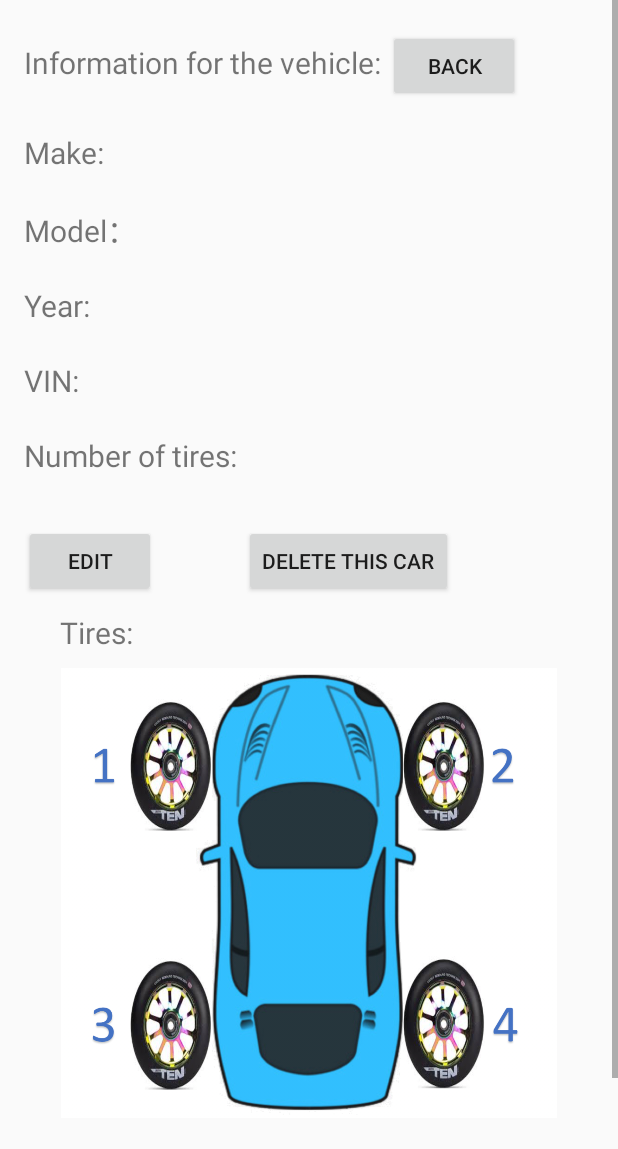
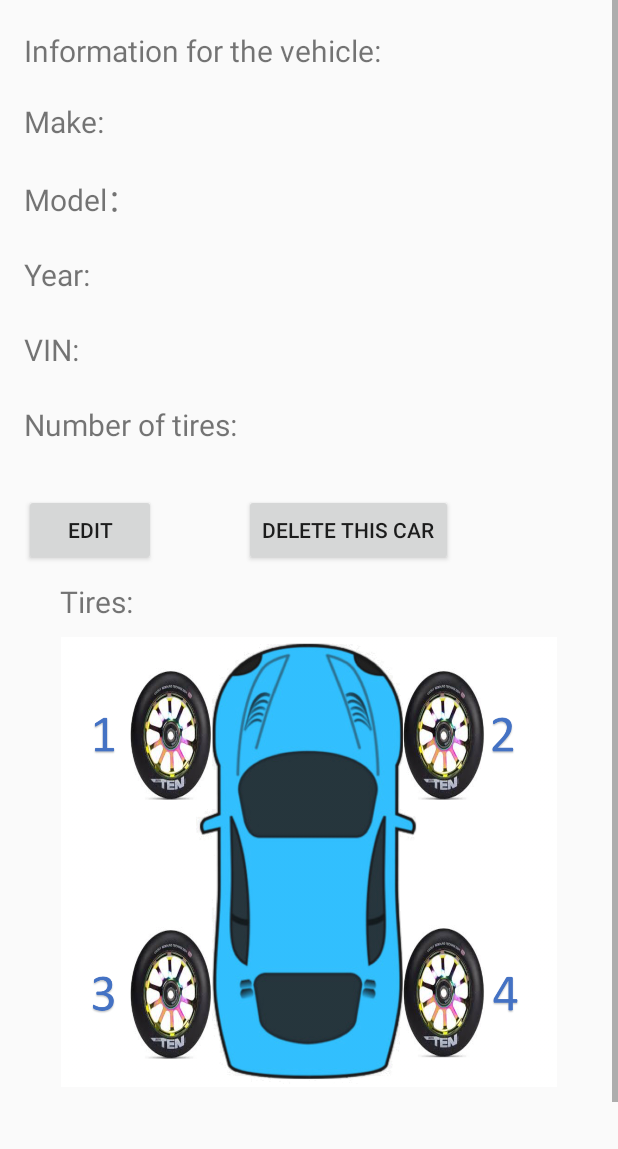
Before and after one commit to mandouss/tyrata-mobile, an Android app: the layout activity_vehicle__info.xml on its own in the app's theme, with its tools: preview values and no code run, on a phone screen of 412 x 824 dp. Shown: the top 1149 px of the screen. Run offline under Robolectric (Android 15) with nearby library versions, the phone set to English and light mode, and no system bars.

Commit message:
fix the bug button jump between pages

```diff
--- a/app/src/main/res/layout/activity_vehicle__info.xml
+++ b/app/src/main/res/layout/activity_vehicle__info.xml
@@ -16,22 +16,10 @@
         android:layout_height="wrap_content"
         android:layout_marginLeft="16dp"
         android:layout_marginTop="20dp"
-        android:layout_columnSpan="2"
+        android:layout_columnSpan="3"
         android:text="Information for the vehicle: "
         android:textSize="20dp"
         app:layout_constraintLeft_toLeftOf="parent"
-        app:layout_constraintTop_toTopOf="parent" />
-
-    <Button
-        android:layout_width="wrap_content"
-        android:layout_height="wrap_content"
-        android:layout_marginTop="20dp"
-        android:onClick="BackToMain"
-        android:text="Back"
-        app:layout_constraintBottom_toTopOf="@+id/textView_make"
-        app:layout_constraintEnd_toEndOf="parent"
-        app:layout_constraintHorizontal_bias="0.5"
-        app:layout_constraintStart_toEndOf="@+id/title_vehicle_info"
         app:layout_constraintTop_toTopOf="parent" />
 
     <TextView
```
Also changed, not shown: app/src/main/AndroidManifest.xml (+4 -5 lines), app/src/main/java/edu/duke/ece651/tyrata/MainActivity.java (+10 -5 lines), app/src/main/java/edu/duke/ece651/tyrata/display/TireInfo.java (+26 -0 lines), app/src/main/java/edu/duke/ece651/tyrata/display/Vehicle_Info.java (+34 -2 lines), app/src/main/res/layout/activity_tire_info.xml (+0 -12 lines).
